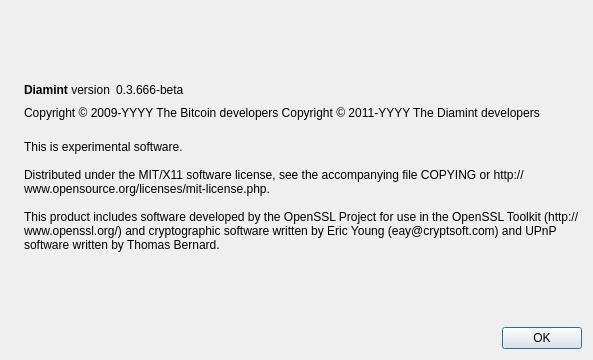
The window that src/qt/forms/aboutdialog.ui (BlackSeBo/Diamint-Scrypt) describes before a commit, drawn with Qt 5.
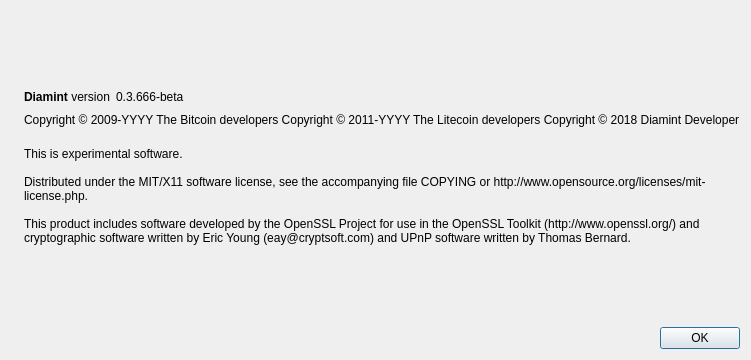
The same window after the commit. Icons and pictures are not drawn.

What changed in the file:
```diff
--- a/src/qt/forms/aboutdialog.ui
+++ b/src/qt/forms/aboutdialog.ui
@@ -92,7 +92,8 @@
        </property>
        <property name="text">
         <string notr="true">Copyright &amp;copy; 2009-YYYY The Bitcoin developers
-Copyright &amp;copy; 2011-YYYY The Diamint developers</string>
+Copyright &amp;copy; 2011-YYYY The Litecoin developers
+Copyright &amp;copy; 2018 Diamint Developer</string>
        </property>
        <property name="textFormat">
         <enum>Qt::RichText</enum>
```
